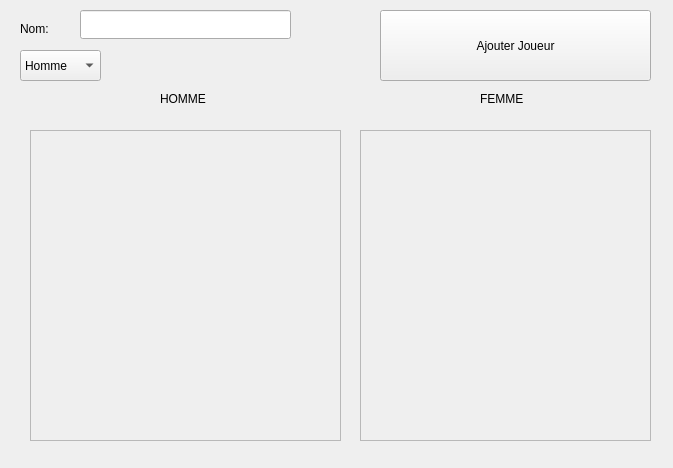
LeVirus/Concour, file form.ui: the form before one commit.
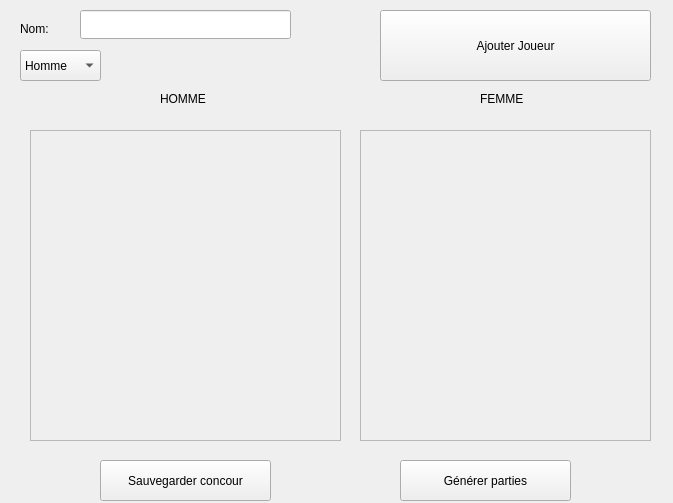
The form after the commit.

```diff
--- a/form.ui
+++ b/form.ui
@@ -7,7 +7,7 @@
     <x>0</x>
     <y>0</y>
     <width>673</width>
-    <height>468</height>
+    <height>503</height>
    </rect>
   </property>
   <property name="windowTitle">
@@ -219,6 +219,32 @@
     <string>FEMME</string>
    </property>
   </widget>
+  <widget class="QPushButton" name="pushButton_2">
+   <property name="geometry">
+    <rect>
+     <x>100</x>
+     <y>460</y>
+     <width>171</width>
+     <height>41</height>
+    </rect>
+   </property>
+   <property name="text">
+    <string>Sauvegarder concour</string>
+   </property>
+  </widget>
+  <widget class="QPushButton" name="pushButton_3">
+   <property name="geometry">
+    <rect>
+     <x>400</x>
+     <y>460</y>
+     <width>171</width>
+     <height>41</height>
+    </rect>
+   </property>
+   <property name="text">
+    <string>Générer parties</string>
+   </property>
+  </widget>
  </widget>
  <resources/>
  <connections/>
```
